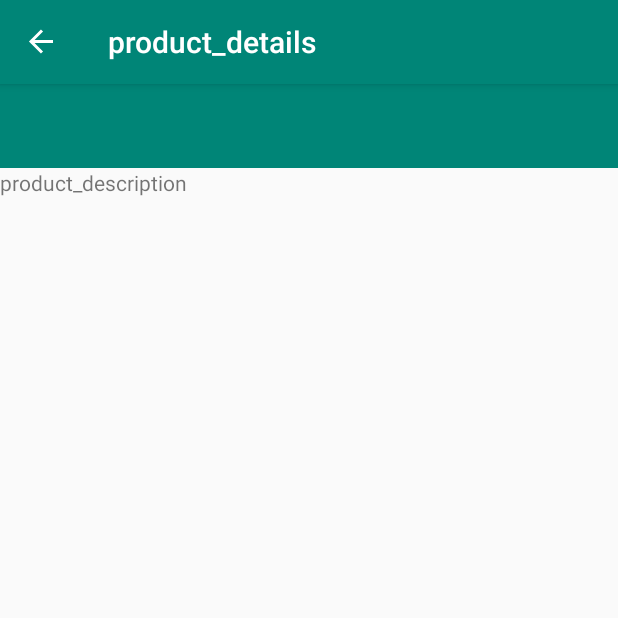
After one commit to AjeenaSainDev/Pageing-Lib-Sample, an Android app: the ProductDescription screen opened through its navigation route, on a phone screen of 412 x 824 dp, the top half of it. The commit adds this screen. Run offline under Robolectric (Android 15) with nearby library versions, the phone set to English and light mode, and no system bars; our stand-ins replace navigation-ui.

Commit message:
App Navigation done using Navigation View  Component

```diff
--- a/app/build.gradle
+++ b/app/build.gradle
@@ -54,4 +54,7 @@ dependencies {
     implementation 'com.google.android.material:material:1.1.0-alpha10'
     implementation 'androidx.lifecycle:lifecycle-extensions:2.1.0'
 
+    implementation "android.arch.navigation:navigation-fragment-ktx:1.0.0-alpha05"
+    implementation "android.arch.navigation:navigation-ui-ktx:1.0.0-alpha05"
+
 }
--- a/app/src/main/java/com/example/androidpagginglibaray/MainActivity.kt
+++ b/app/src/main/java/com/example/androidpagginglibaray/MainActivity.kt
@@ -2,25 +2,57 @@ package com.example.androidpagginglibaray
 
 import androidx.appcompat.app.AppCompatActivity
 import android.os.Bundle
+import androidx.core.view.GravityCompat
 import androidx.lifecycle.Observer
 import androidx.lifecycle.ViewModelProviders
+import androidx.navigation.Navigation
+import androidx.navigation.Navigation.findNavController
+import androidx.navigation.ui.NavigationUI.*
 import androidx.recyclerview.widget.LinearLayoutManager
 import com.example.androidpagginglibaray.adapter.UserAdapter
 import com.example.androidpagginglibaray.viewmodel.UserViewModel
 import kotlinx.android.synthetic.main.activity_main.*
+import kotlinx.android.synthetic.main.navigation_main_layout.*
 
 class MainActivity : AppCompatActivity() {
     override fun onCreate(savedInstanceState: Bundle?) {
         super.onCreate(savedInstanceState)
-        setContentView(R.layout.activity_main)
-        val adapter = UserAdapter()
+        setContentView(R.layout.navigation_main_layout)
+        setupNavigation()
+       /* val adapter = UserAdapter()
         recyclerView.layoutManager = LinearLayoutManager(this)
         val itemViewModel = ViewModelProviders.of(this)
             .get(UserViewModel::class.java)
         itemViewModel.userPagedList.observe(this, Observer {
             adapter.submitList(it)
         })
-        recyclerView.adapter = adapter
+        recyclerView.adapter = adapter*/
+    }
+    private fun setupNavigation() {
+        val navController = findNavController(this, R.id.nav_host_fragment)
+
+        // Update action bar to reflect navigation
+        setupActionBarWithNavController(this, navController, drawerLayout)
+
+        // Handle nav drawer item clicks
+        navigationView.setNavigationItemSelectedListener { menuItem ->
+            menuItem.isChecked = true
+            drawerLayout.closeDrawers()
+            true
+        }
+
+        // Tie nav graph to items in nav drawer
+        setupWithNavController(navigationView, navController)
     }
 
+    override fun onSupportNavigateUp(): Boolean {
+        return Navigation.findNavController(this, R.id.nav_host_fragment).navigateUp()
+    }
+    override fun onBackPressed() {
+        if (drawerLayout.isDrawerOpen(GravityCompat.START)) {
+            drawerLayout.closeDrawer(GravityCompat.START)
+        } else {
+            super.onBackPressed()
+        }
+    }
 }
--- /dev/null
+++ b/app/src/main/java/com/example/androidpagginglibaray/fragment/ProductDescription.kt
@@ -0,0 +1,28 @@
+package com.example.androidpagginglibaray.fragment
+
+import android.os.Bundle
+import android.view.LayoutInflater
+import android.view.View
+import android.view.ViewGroup
+import android.widget.Button
+import androidx.fragment.app.Fragment
+import com.example.androidpagginglibaray.R
+import kotlinx.android.synthetic.main.product_list.*
+
+/**
+ * Created by Ajeena on 18-12-2019.
+ * Claysol MediaLabs Pvt Ltd
+ * ajeena.sainudeen@claysol.com
+ *
+ */
+class ProductDescription :  Fragment() {
+    lateinit var click_navm : Button;
+    override fun onCreateView(
+        inflater: LayoutInflater,
+        container: ViewGroup?,
+        savedInstanceState: Bundle?
+    ): View? {
+        var view = inflater.inflate(R.layout.product_description, container, false)
+        return view
+    }
+}
--- /dev/null
+++ b/app/src/main/java/com/example/androidpagginglibaray/fragment/ProductsListFragment.kt
@@ -0,0 +1,36 @@
+package com.example.androidpagginglibaray.fragment
+
+import android.os.Bundle
+import android.view.LayoutInflater
+import android.view.View
+import android.view.ViewGroup
+import android.widget.Button
+import androidx.fragment.app.Fragment
+import androidx.navigation.fragment.findNavController
+import com.example.androidpagginglibaray.R
+import kotlinx.android.synthetic.main.product_list.*
+import kotlinx.android.synthetic.main.product_list.view.*
+
+/**
+ * Created by Ajeena on 18-12-2019.
+ * Claysol MediaLabs Pvt Ltd
+ * ajeena.sainudeen@claysol.com
+ *
+ */
+class ProductsListFragment : Fragment() {
+    lateinit var click_navm : Button;
+     override fun onCreateView(
+        inflater: LayoutInflater,
+        container: ViewGroup?,
+        savedInstanceState: Bundle?
+    ): View? {
+         var view = inflater.inflate(R.layout.product_list, container, false)
+          view.click_nav.setOnClickListener {
+              findNavController().navigate(
+                  R.id.action_list_details,
+                 null
+              )
+          }
+        return view
+    }
+}
--- /dev/null
+++ b/app/src/main/res/layout/navigation_main_layout.xml
@@ -0,0 +1,38 @@
+<?xml version="1.0" encoding="utf-8"?>
+<androidx.drawerlayout.widget.DrawerLayout xmlns:android="http://schemas.android.com/apk/res/android"
+    xmlns:app="http://schemas.android.com/apk/res-auto"
+    android:id="@+id/drawerLayout"
+    android:layout_width="match_parent"
+    android:layout_height="match_parent"
+    android:fitsSystemWindows="true">
+
+    <LinearLayout
+        android:layout_width="match_parent"
+        android:layout_height="match_parent"
+        android:orientation="vertical">
+
+        <androidx.appcompat.widget.Toolbar
+            android:id="@+id/toolbar"
+            android:layout_width="match_parent"
+            android:layout_height="?attr/actionBarSize"
+            android:background="@color/colorPrimary"
+            android:theme="@style/ThemeOverlay.AppCompat.Dark" />
+
+        <fragment
+            android:id="@+id/nav_host_fragment"
+            android:name="androidx.navigation.fragment.NavHostFragment"
+            android:layout_width="match_parent"
+            android:layout_height="match_parent"
+            app:defaultNavHost="true"
+            app:navGraph="@navigation/nav_graph" />
+
+    </LinearLayout>
+
+    <com.google.android.material.navigation.NavigationView
+        android:id="@+id/navigationView"
+        android:layout_width="wrap_content"
+        android:layout_height="match_parent"
+        android:layout_gravity="start"
+        app:menu="@menu/activity_nav_drawer_drawer" />
+
+</androidx.drawerlayout.widget.DrawerLayout>
--- /dev/null
+++ b/app/src/main/res/layout/note_list.xml
@@ -0,0 +1,6 @@
+<?xml version="1.0" encoding="utf-8"?>
+<LinearLayout xmlns:android="http://schemas.android.com/apk/res/android"
+    android:layout_width="match_parent"
+    android:layout_height="match_parent">
+
+</LinearLayout>
--- /dev/null
+++ b/app/src/main/res/layout/product_description.xml
@@ -0,0 +1,9 @@
+<?xml version="1.0" encoding="utf-8"?>
+<LinearLayout xmlns:android="http://schemas.android.com/apk/res/android"
+    android:layout_width="match_parent"
+    android:layout_height="match_parent">
+<TextView
+    android:layout_width="wrap_content"
+    android:layout_height="wrap_content"
+    android:text="product_description"/>
+</LinearLayout>
--- /dev/null
+++ b/app/src/main/res/menu/activity_nav_drawer_drawer.xml
@@ -0,0 +1,45 @@
+<?xml version="1.0" encoding="utf-8"?><!--
+Copyright (c) 2018 Razeware LLC
+
+Permission is hereby granted, free of charge, to any person obtaining a copy
+of this software and associated documentation files (the "Software"), to deal
+in the Software without restriction, including without limitation the rights
+to use, copy, modify, merge, publish, distribute, sublicense, and/or sell
+copies of the Software, and to permit persons to whom the Software is
+furnished to do so, subject to the following conditions:
+
+The above copyright notice and this permission notice shall be included in
+all copies or substantial portions of the Software.
+
+Notwithstanding the foregoing, you may not use, copy, modify, merge, publish,
+distribute, sublicense, create a derivative work, and/or sell copies of the
+Software in any work that is designed, intended, or marketed for pedagogical or
+instructional purposes related to programming, coding, application development,
+or information technology.  Permission for such use, copying, modification,
+merger, publication, distribution, sublicensing, creation of derivative works,
+or sale is expressly withheld.
+
+THE SOFTWARE IS PROVIDED "AS IS", WITHOUT WARRANTY OF ANY KIND, EXPRESS OR
+IMPLIED, INCLUDING BUT NOT LIMITED TO THE WARRANTIES OF MERCHANTABILITY,
+FITNESS FOR A PARTICULAR PURPOSE AND NONINFRINGEMENT. IN NO EVENT SHALL THE
+AUTHORS OR COPYRIGHT HOLDERS BE LIABLE FOR ANY CLAIM, DAMAGES OR OTHER
+LIABILITY, WHETHER IN AN ACTION OF CONTRACT, TORT OR OTHERWISE, ARISING FROM,
+OUT OF OR IN CONNECTION WITH THE SOFTWARE OR THE USE OR OTHER DEALINGS IN
+THE SOFTWARE.
+-->
+<menu xmlns:android="http://schemas.android.com/apk/res/android"
+  xmlns:tools="http://schemas.android.com/tools"
+  tools:showIn="navigation_view">
+
+  <group android:checkableBehavior="single">
+    <item
+      android:id="@+id/bookSearchFragment"
+      android:icon="@drawable/ic_menu_search"
+      android:title="book" />
+    <item
+      android:id="@+id/favoritesFragment"
+      android:icon="@drawable/ic_menu_favorites"
+      android:title="product" />
+  </group>
+
+</menu>
--- /dev/null
+++ b/app/src/main/res/navigation/nav_graph.xml
@@ -0,0 +1,31 @@
+<?xml version="1.0" encoding="utf-8"?>
+<navigation xmlns:android="http://schemas.android.com/apk/res/android"
+    xmlns:app="http://schemas.android.com/apk/res-auto"
+    xmlns:tools="http://schemas.android.com/tools"
+    android:id="@+id/nav_grapg"
+    app:startDestination="@id/productListDestination"
+    tools:ignore="UnusedNavigation">
+    <fragment
+        android:id="@+id/productListDestination"
+        android:name="com.example.androidpagginglibaray.fragment.ProductsListFragment"
+        android:label="product_list"
+        tools:layout="@layout/product_list">
+        <action
+            android:id="@+id/action_list_details"
+            app:destination="@id/productDetailsDestination"/>
+    </fragment>
+    <fragment
+        android:id="@+id/productDetailsDestination"
+        android:name="com.example.androidpagginglibaray.fragment.ProductDescription"
+        android:label="product_details"
+        tools:layout="@layout/product_description" >
+        <action android:id="@+id/note_action"
+            app:destination="@+id/noteList"></action>
+    </fragment>
+
+    <fragment
+        android:id="@+id/noteList"
+        android:name="com.example.androidpagginglibaray.fragment.NoteListFragment"
+        android:label="note_list"
+        tools:layout="@layout/note_list" />
+</navigation>
```
Also changed, not shown: app/src/main/java/com/example/androidpagginglibaray/fragment/NoteListFragment.kt (added, +27 -0 lines), app/src/main/res/drawable/ic_favorite_border_white_24dp.xml (added, +10 -0 lines), app/src/main/res/drawable/ic_favorite_white_24dp.xml (added, +10 -0 lines), app/src/main/res/drawable/ic_launcher_foreground.xml (added, +37 -0 lines), app/src/main/res/drawable/ic_search_white_24dp.xml (added, +10 -0 lines), app/src/main/res/drawable/side_nav_bar.xml (added, +9 -0 lines), app/src/main/res/drawable/splash.xml (added, +14 -0 lines), app/src/main/res/layout/product_list.xml (added, +11 -0 lines), app/src/main/res/menu/work_details.xml (added, +44 -0 lines), app/src/main/res/values/drawables.xml (added, +33 -0 lines).
